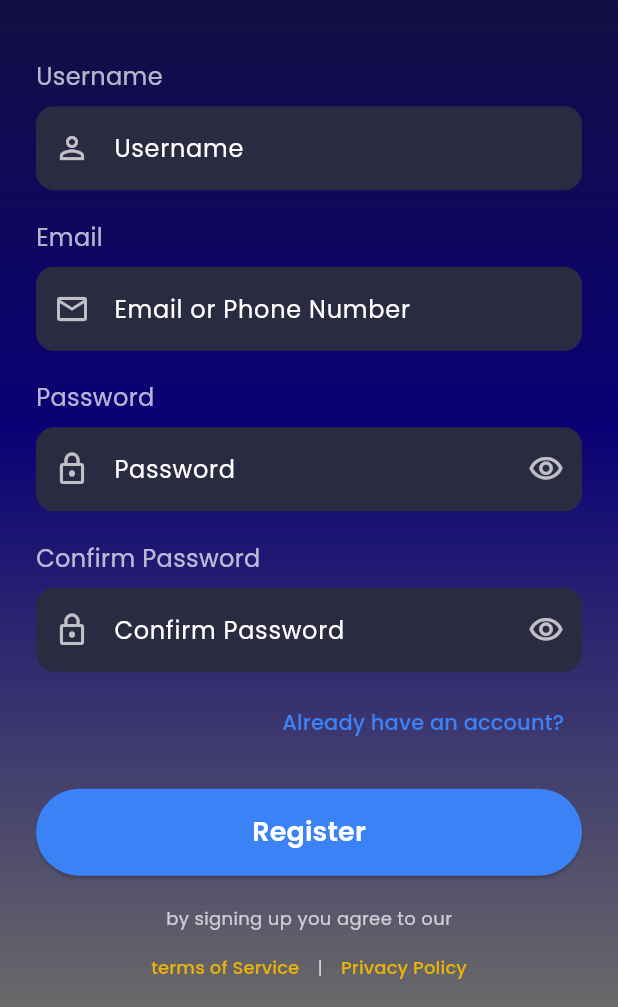
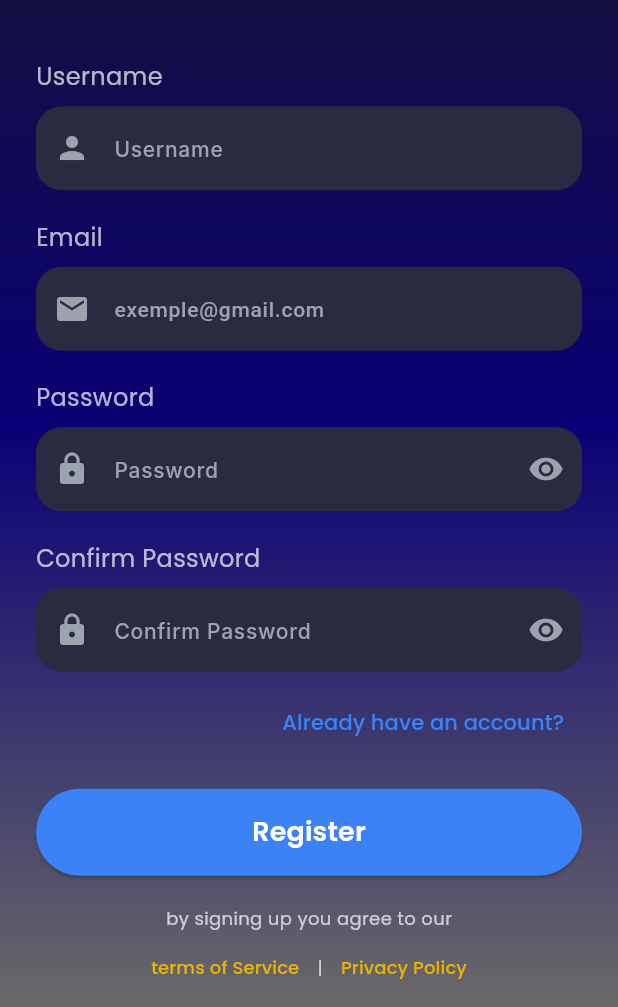
Before and after one commit to mohamedjlaili/SpotFinder, a Flutter app: the screen it shows after launch, after a tap on "Skip", after a tap on "Sign up", on a phone screen of 412 x 824 dp, the part 229-1236 px from its top. Run offline on Flutter 3.47's test engine with Material 3 defaults, Android fonts, the phone set to English and light mode, and no system bars; our stand-ins replace google_fonts; Roboto replaces fonts that are missing (Inter).

Commit message:
my commit

```diff
--- a/lib/screens/forgot_password_screen.dart
+++ b/lib/screens/forgot_password_screen.dart
@@ -35,6 +35,15 @@ class _ForgotPasswordScreenState extends State<ForgotPasswordScreen> {
                     child: Column(
                       crossAxisAlignment: CrossAxisAlignment.stretch,
                       children: [
+                        Align(
+                          alignment: Alignment.topLeft,
+                          child: IconButton(
+                            icon: const Icon(Icons.arrow_back_ios, color: Colors.white),
+                            onPressed: () {
+                              Navigator.pop(context);
+                            },
+                          ),
+                        ),
                         const Spacer(),
                         Center(
                           child: Image.asset(
--- a/lib/screens/login_screen.dart
+++ b/lib/screens/login_screen.dart
@@ -59,21 +59,33 @@ class _LoginScreenState extends State<LoginScreen> {
                           style: const TextStyle(color: Colors.white),
                           validator: (value) {
                             if (value == null || value.trim().isEmpty) {
-                              return 'Please enter your email or phone number';
+                              return "Email vide";
+                            }
+                            final emailRegex = RegExp(
+                              r'^[a-zA-Z0-9._%+-]+@[a-zA-Z0-9.-]+\.[a-zA-Z]{2,}$',
+                            );
+                            if (!emailRegex.hasMatch(value)) {
+                              return "Entrer correcte email";
                             }
                             return null;
                           },
                           decoration: InputDecoration(
+                            hintText: "exemple@gmail.com ",
+                            hintStyle: const TextStyle(
+                              color: Color(0xFF9CA3AF),
+                              fontSize: 14,
+                              fontWeight: FontWeight.w500,
+                              fontFamily: 'Inter',
+                            ),
                             prefixIcon: const Icon(
-                              Icons.email_outlined,
-                              color: Colors.white70,
+                              Icons.email,
+                              color: Color(0xFF9CA3AF),
                             ),
-                            hintText: 'Email or Phone Number',
-                            hintStyle: const TextStyle(color: Colors.white),
                             fillColor: const Color(0xFF2A2A40),
                             filled: true,
+                            errorStyle: const TextStyle(color: Colors.orange),
                             border: OutlineInputBorder(
-                              borderRadius: BorderRadius.circular(12),
+                              borderRadius: BorderRadius.circular(17),
                               borderSide: BorderSide.none,
                             ),
                           ),
@@ -90,21 +102,28 @@ class _LoginScreenState extends State<LoginScreen> {
                           style: const TextStyle(color: Colors.white),
                           validator: (value) {
                             if (value == null || value.trim().isEmpty) {
-                              return 'Please enter your password';
+                              return "enter a valid password";
                             }
                             return null;
                           },
                           decoration: InputDecoration(
+                            hintText: "Password",
+                            hintStyle: const TextStyle(
+                              color: Color(0xFF9CA3AF),
+                              fontSize: 14,
+                              fontWeight: FontWeight.w500,
+                              fontFamily: 'Inter',
+                            ),
                             prefixIcon: const Icon(
-                              Icons.lock_outline,
-                              color: Colors.white70,
+                              Icons.lock,
+                              color: Color(0xFF9CA3AF),
                             ),
                             suffixIcon: IconButton(
                               icon: Icon(
                                 _obscurePassword
-                                    ? Icons.visibility_outlined
-                                    : Icons.visibility_off_outlined,
-                                color: Colors.white70,
+                                    ? Icons.visibility
+                                    : Icons.visibility_off,
+                                color: const Color(0xFF9CA3AF),
                               ),
                               onPressed: () {
                                 setState(() {
@@ -112,12 +131,11 @@ class _LoginScreenState extends State<LoginScreen> {
                                 });
                               },
                             ),
-                            hintText: 'Password',
-                            hintStyle: const TextStyle(color: Colors.white),
                             fillColor: const Color(0xFF2A2A40),
                             filled: true,
+                            errorStyle: const TextStyle(color: Colors.orange),
                             border: OutlineInputBorder(
-                              borderRadius: BorderRadius.circular(12),
+                              borderRadius: BorderRadius.circular(17),
                               borderSide: BorderSide.none,
                             ),
                           ),
--- a/lib/screens/register_screen.dart
+++ b/lib/screens/register_screen.dart
@@ -62,21 +62,27 @@ class _RegisterScreenState extends State<RegisterScreen> {
                           style: const TextStyle(color: Colors.white),
                           validator: (value) {
                             if (value == null || value.trim().isEmpty) {
-                              return 'Please enter a username';
+                              return "Username empty";
                             }
                             return null;
                           },
                           decoration: InputDecoration(
+                            hintText: "Username",
+                            hintStyle: const TextStyle(
+                              color: Color(0xFF9CA3AF),
+                              fontSize: 14,
+                              fontWeight: FontWeight.w500,
+                              fontFamily: 'Inter',
+                            ),
                             prefixIcon: const Icon(
-                              Icons.person_outline,
-                              color: Colors.white70,
+                              Icons.person,
+                              color: Color(0xFF9CA3AF),
                             ),
-                            hintText: 'Username',
-                            hintStyle: const TextStyle(color: Colors.white),
                             fillColor: const Color(0xFF2A2A40),
                             filled: true,
+                            errorStyle: const TextStyle(color: Colors.orange),
                             border: OutlineInputBorder(
-                              borderRadius: BorderRadius.circular(12),
+                              borderRadius: BorderRadius.circular(17),
                               borderSide: BorderSide.none,
                             ),
                           ),
@@ -92,21 +98,33 @@ class _RegisterScreenState extends State<RegisterScreen> {
                           style: const TextStyle(color: Colors.white),
                           validator: (value) {
                             if (value == null || value.trim().isEmpty) {
-                              return 'Please enter your email or phone number';
+                              return "Email empty";
+                            }
+                            final emailRegex = RegExp(
+                              r'^[a-zA-Z0-9._%+-]+@[a-zA-Z0-9.-]+\.[a-zA-Z]{2,}$',
+                            );
+                            if (!emailRegex.hasMatch(value)) {
+                              return "Invalid Email";
                             }
                             return null;
                           },
                           decoration: InputDecoration(
+                            hintText: "exemple@gmail.com ",
+                            hintStyle: const TextStyle(
+                              color: Color(0xFF9CA3AF),
+                              fontSize: 14,
+                              fontWeight: FontWeight.w500,
+                              fontFamily: 'Inter ',
+                            ),
                             prefixIcon: const Icon(
-                              Icons.email_outlined,
-                              color: Colors.white70,
+                              Icons.email,
+                              color: Color(0xFF9CA3AF),
                             ),
-                            hintText: 'Email or Phone Number',
-                            hintStyle: const TextStyle(color: Colors.white),
                             fillColor: const Color(0xFF2A2A40),
                             filled: true,
+                            errorStyle: const TextStyle(color: Colors.orange),
                             border: OutlineInputBorder(
-                              borderRadius: BorderRadius.circular(12),
+                              borderRadius: BorderRadius.circular(17),
                               borderSide: BorderSide.none,
                             ),
                           ),
@@ -123,24 +141,31 @@ class _RegisterScreenState extends State<RegisterScreen> {
                           style: const TextStyle(color: Colors.white),
                           validator: (value) {
                             if (value == null || value.trim().isEmpty) {
-                              return 'Please enter a password';
+                              return "Password empty";
                             }
                             if (value.length < 6) {
-                              return 'Password must be at least 6 characters';
+                              return "Invalid Password";
                             }
                             return null;
                           },
                           decoration: InputDecoration(
+                            hintText: "Password   ",
+                            hintStyle: const TextStyle(
+                              color: Color(0xFF9CA3AF),
+                              fontSize: 14,
+                              fontWeight: FontWeight.w500,
+                              fontFamily: 'Inter',
+                            ),
                             prefixIcon: const Icon(
-                              Icons.lock_outline,
-                              color: Colors.white70,
+                              Icons.lock,
+                              color: Color(0xFF9CA3AF),
                             ),
                             suffixIcon: IconButton(
                               icon: Icon(
                                 _obscurePassword
-                                    ? Icons.visibility_outlined
-                                    : Icons.visibility_off_outlined,
-                                color: Colors.white70,
+                                    ? Icons.visibility
+                                    : Icons.visibility_off,
+                                color: const Color(0xFF9CA3AF),
                               ),
                               onPressed: () {
                                 setState(() {
@@ -148,12 +173,11 @@ class _RegisterScreenState extends State<RegisterScreen> {
                                 });
                               },
                             ),
-                            hintText: 'Password',
-                            hintStyle: const TextStyle(color: Colors.white),
                             fillColor: const Color(0xFF2A2A40),
                             filled: true,
+                            errorStyle: const TextStyle(color: Colors.orange),
                             border: OutlineInputBorder(
-                              borderRadius: BorderRadius.circular(12),
+                              borderRadius: BorderRadius.circular(17),
                               borderSide: BorderSide.none,
                             ),
                           ),
@@ -170,24 +194,31 @@ class _RegisterScreenState extends State<RegisterScreen> {
                           style: const TextStyle(color: Colors.white),
                           validator: (value) {
                             if (value == null || value.trim().isEmpty) {
-                              return 'Please confirm your password';
+                              return "Confirm Password";
                             }
                             if (value != _passwordController.text) {
-                              return 'Passwords do not match';
+                              return "Invalid Password  ";
                             }
                             return null;
                           },
                           decoration: InputDecoration(
+                            hintText: "Confirm Password",
+                            hintStyle: const TextStyle(
+                              color: Color(0xFF9CA3AF),
+                              fontSize: 14,
+                              fontWeight: FontWeight.w500,
+                              fontFamily: 'Inter',
+                            ),
                             prefixIcon: const Icon(
-                              Icons.lock_outline,
-                              color: Colors.white70,
+                              Icons.lock,
+                              color: Color(0xFF9CA3AF),
                             ),
                             suffixIcon: IconButton(
                               icon: Icon(
                                 _obscureConfirmPassword
-                                    ? Icons.visibility_outlined
-                                    : Icons.visibility_off_outlined,
-                                color: Colors.white70,
+                                    ? Icons.visibility
+                                    : Icons.visibility_off,
+                                color: const Color(0xFF9CA3AF),
                               ),
                               onPressed: () {
                                 setState(() {
@@ -196,12 +227,11 @@ class _RegisterScreenState extends State<RegisterScreen> {
                                 });
                               },
                             ),
-                            hintText: 'Confirm Password',
-                            hintStyle: const TextStyle(color: Colors.white),
                             fillColor: const Color(0xFF2A2A40),
                             filled: true,
+                            errorStyle: const TextStyle(color: Colors.orange),
                             border: OutlineInputBorder(
-                              borderRadius: BorderRadius.circular(12),
+                              borderRadius: BorderRadius.circular(17),
                               borderSide: BorderSide.none,
                             ),
                           ),
```
